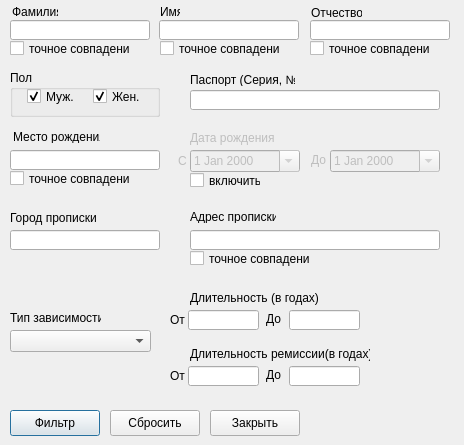
First picture: the form in filter_form.ui, repository moisizz/Rehab-Database-Client, before the edit.
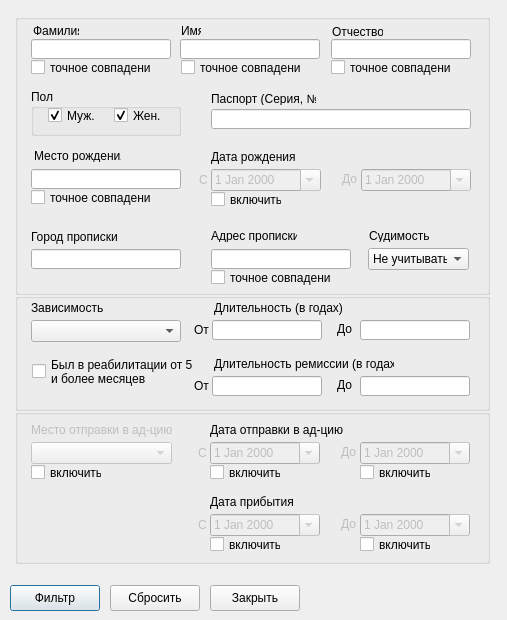
Second picture: the form after the edit. Icons and pictures are not drawn.

```diff
--- a/filter_form.ui
+++ b/filter_form.ui
@@ -6,8 +6,8 @@
    <rect>
     <x>0</x>
     <y>0</y>
-    <width>464</width>
-    <height>445</height>
+    <width>507</width>
+    <height>620</height>
    </rect>
   </property>
   <property name="windowTitle">
@@ -17,82 +17,114 @@
    <iconset resource="icons.qrc">
     <normaloff>:/icons/filter</normaloff>:/icons/filter</iconset>
   </property>
-  <widget class="QDateEdit" name="born_date_from">
-   <property name="enabled">
-    <bool>false</bool>
-   </property>
+  <widget class="QPushButton" name="filterButton">
    <property name="geometry">
     <rect>
-     <x>190</x>
-     <y>150</y>
-     <width>110</width>
-     <height>22</height>
+     <x>10</x>
+     <y>585</y>
+     <width>90</width>
+     <height>26</height>
     </rect>
    </property>
-   <property name="calendarPopup">
-    <bool>true</bool>
+   <property name="text">
+    <string>Фильтр</string>
    </property>
   </widget>
-  <widget class="QLabel" name="label">
+  <widget class="QPushButton" name="resetButton">
    <property name="geometry">
     <rect>
-     <x>160</x>
-     <y>5</y>
-     <width>20</width>
-     <height>13</height>
+     <x>110</x>
+     <y>585</y>
+     <width>90</width>
+     <height>26</height>
     </rect>
    </property>
    <property name="text">
-    <string>Имя</string>
+    <string>Сбросить</string>
    </property>
   </widget>
-  <widget class="QLabel" name="label_2">
+  <widget class="QPushButton" name="closeButton">
    <property name="geometry">
     <rect>
-     <x>12</x>
-     <y>5</y>
-     <width>46</width>
-     <height>13</height>
+     <x>210</x>
+     <y>585</y>
+     <width>90</width>
+     <height>26</height>
     </rect>
    </property>
    <property name="text">
-    <string>Фамилия</string>
+    <string>Закрыть</string>
    </property>
   </widget>
-  <widget class="QLabel" name="label_3">
+  <widget class="QGroupBox" name="groupBox">
    <property name="geometry">
     <rect>
-     <x>311</x>
-     <y>5</y>
-     <width>51</width>
-     <height>16</height>
+     <x>15</x>
+     <y>14</y>
+     <width>475</width>
+     <height>281</height>
     </rect>
    </property>
-   <property name="text">
-    <string>Отчество</string>
+   <property name="title">
+    <string/>
    </property>
-  </widget>
-  <widget class="QLabel" name="born_date_label">
+   <widget class="QLabel" name="born_date_label_from">
    <property name="enabled">
     <bool>false</bool>
    </property>
    <property name="geometry">
     <rect>
-     <x>190</x>
-     <y>130</y>
-     <width>84</width>
+      <x>184</x>
+      <y>158</y>
+      <width>12</width>
      <height>16</height>
     </rect>
    </property>
    <property name="text">
-    <string>Дата рождения</string>
+     <string>С</string>
+    </property>
+   </widget>
+   <widget class="QCheckBox" name="address_type">
+    <property name="geometry">
+     <rect>
+      <x>196</x>
+      <y>255</y>
+      <width>120</width>
+      <height>17</height>
+     </rect>
+    </property>
+    <property name="text">
+     <string>точное совпадение</string>
+    </property>
+   </widget>
+   <widget class="QLineEdit" name="first_name">
+    <property name="geometry">
+     <rect>
+      <x>165</x>
+      <y>25</y>
+      <width>140</width>
+      <height>20</height>
+     </rect>
+    </property>
+   </widget>
+   <widget class="QLabel" name="label_4">
+    <property name="geometry">
+     <rect>
+      <x>196</x>
+      <y>78</y>
+      <width>105</width>
+      <height>13</height>
+     </rect>
+    </property>
+    <property name="text">
+     <string>Паспорт (Серия, №)</string>
    </property>
   </widget>
   <widget class="QGroupBox" name="gender">
    <property name="geometry">
     <rect>
-     <x>10</x>
-     <y>70</y>
+      <x>16</x>
+      <y>75</y>
      <width>150</width>
      <height>47</height>
     </rect>
@@ -139,24 +171,150 @@
     </property>
    </widget>
   </widget>
-  <widget class="QLabel" name="address_2">
+   <widget class="QCheckBox" name="middle_name_type">
    <property name="geometry">
     <rect>
-     <x>190</x>
-     <y>210</y>
-     <width>86</width>
-     <height>13</height>
+      <x>316</x>
+      <y>45</y>
+      <width>120</width>
+      <height>17</height>
     </rect>
    </property>
    <property name="text">
-    <string>Адрес прописки</string>
+     <string>точное совпадение</string>
+    </property>
+   </widget>
+   <widget class="QDateEdit" name="born_date_from">
+    <property name="enabled">
+     <bool>false</bool>
+    </property>
+    <property name="geometry">
+     <rect>
+      <x>196</x>
+      <y>155</y>
+      <width>110</width>
+      <height>22</height>
+     </rect>
+    </property>
+    <property name="calendarPopup">
+     <bool>true</bool>
+    </property>
+   </widget>
+   <widget class="QLabel" name="born_date_label_to">
+    <property name="enabled">
+     <bool>false</bool>
+    </property>
+    <property name="geometry">
+     <rect>
+      <x>327</x>
+      <y>157</y>
+      <width>17</width>
+      <height>16</height>
+     </rect>
+    </property>
+    <property name="text">
+     <string>До</string>
+    </property>
+   </widget>
+   <widget class="QCheckBox" name="first_name_type">
+    <property name="geometry">
+     <rect>
+      <x>166</x>
+      <y>45</y>
+      <width>120</width>
+      <height>17</height>
+     </rect>
+    </property>
+    <property name="text">
+     <string>точное совпадение</string>
+    </property>
+   </widget>
+   <widget class="QCheckBox" name="last_name_type">
+    <property name="geometry">
+     <rect>
+      <x>16</x>
+      <y>45</y>
+      <width>120</width>
+      <height>17</height>
+     </rect>
+    </property>
+    <property name="text">
+     <string>точное совпадение</string>
+    </property>
+   </widget>
+   <widget class="QLineEdit" name="address">
+    <property name="geometry">
+     <rect>
+      <x>196</x>
+      <y>235</y>
+      <width>140</width>
+      <height>20</height>
+     </rect>
+    </property>
+   </widget>
+   <widget class="QLabel" name="label_9">
+    <property name="geometry">
+     <rect>
+      <x>16</x>
+      <y>215</y>
+      <width>88</width>
+      <height>16</height>
+     </rect>
+    </property>
+    <property name="text">
+     <string>Город прописки</string>
+    </property>
+   </widget>
+   <widget class="QCheckBox" name="born_place_type">
+    <property name="geometry">
+     <rect>
+      <x>16</x>
+      <y>175</y>
+      <width>120</width>
+      <height>17</height>
+     </rect>
+    </property>
+    <property name="text">
+     <string>точное совпадение</string>
+    </property>
+   </widget>
+   <widget class="QLabel" name="born_date_label">
+    <property name="enabled">
+     <bool>true</bool>
+    </property>
+    <property name="geometry">
+     <rect>
+      <x>196</x>
+      <y>135</y>
+      <width>84</width>
+      <height>16</height>
+     </rect>
+    </property>
+    <property name="text">
+     <string>Дата рождения</string>
+    </property>
+   </widget>
+   <widget class="QDateEdit" name="born_date_to">
+    <property name="enabled">
+     <bool>false</bool>
+    </property>
+    <property name="geometry">
+     <rect>
+      <x>346</x>
+      <y>155</y>
+      <width>110</width>
+      <height>22</height>
+     </rect>
+    </property>
+    <property name="calendarPopup">
+     <bool>true</bool>
    </property>
   </widget>
   <widget class="QLabel" name="label_7">
    <property name="geometry">
     <rect>
-     <x>13</x>
-     <y>130</y>
+      <x>19</x>
+      <y>135</y>
      <width>87</width>
      <height>13</height>
     </rect>
@@ -165,41 +323,47 @@
     <string>Место рождения</string>
    </property>
   </widget>
-  <widget class="QLineEdit" name="address">
-   <property name="geometry">
-    <rect>
-     <x>190</x>
-     <y>230</y>
-     <width>250</width>
-     <height>20</height>
-    </rect>
-   </property>
-  </widget>
-  <widget class="QLineEdit" name="last_name">
-   <property name="geometry">
-    <rect>
-     <x>10</x>
-     <y>20</y>
-     <width>140</width>
-     <height>20</height>
-    </rect>
-   </property>
-  </widget>
-  <widget class="QLineEdit" name="first_name">
-   <property name="geometry">
-    <rect>
-     <x>159</x>
-     <y>20</y>
-     <width>140</width>
-     <height>20</height>
-    </rect>
-   </property>
-  </widget>
   <widget class="QLineEdit" name="middle_name">
    <property name="geometry">
     <rect>
-     <x>310</x>
-     <y>20</y>
+      <x>316</x>
+      <y>25</y>
+      <width>140</width>
+      <height>20</height>
+     </rect>
+    </property>
+   </widget>
+   <widget class="QLabel" name="label_3">
+    <property name="geometry">
+     <rect>
+      <x>317</x>
+      <y>10</y>
+      <width>51</width>
+      <height>16</height>
+     </rect>
+    </property>
+    <property name="text">
+     <string>Отчество</string>
+    </property>
+   </widget>
+   <widget class="QLabel" name="label_2">
+    <property name="geometry">
+     <rect>
+      <x>18</x>
+      <y>10</y>
+      <width>46</width>
+      <height>13</height>
+     </rect>
+    </property>
+    <property name="text">
+     <string>Фамилия</string>
+    </property>
+   </widget>
+   <widget class="QLineEdit" name="last_name">
+    <property name="geometry">
+     <rect>
+      <x>16</x>
+      <y>25</y>
      <width>140</width>
      <height>20</height>
     </rect>
@@ -208,214 +372,211 @@
   <widget class="QLineEdit" name="born_place">
    <property name="geometry">
     <rect>
-     <x>10</x>
-     <y>150</y>
+      <x>16</x>
+      <y>155</y>
      <width>150</width>
      <height>20</height>
     </rect>
    </property>
   </widget>
-  <widget class="QPushButton" name="filterButton">
+   <widget class="QCheckBox" name="born_date_enabled">
    <property name="geometry">
     <rect>
-     <x>10</x>
-     <y>410</y>
-     <width>90</width>
-     <height>26</height>
+      <x>196</x>
+      <y>177</y>
+      <width>71</width>
+      <height>17</height>
     </rect>
    </property>
    <property name="text">
-    <string>Фильтр</string>
-   </property>
-   <property name="icon">
-    <iconset resource="icons.qrc">
-     <normaloff>:/icons/filter</normaloff>:/icons/filter</iconset>
-   </property>
-  </widget>
-  <widget class="QPushButton" name="resetButton">
+     <string>включить</string>
+    </property>
+   </widget>
+   <widget class="QLineEdit" name="passport">
+    <property name="geometry">
+     <rect>
+      <x>196</x>
+      <y>95</y>
+      <width>260</width>
+      <height>20</height>
+     </rect>
+    </property>
+    <property name="inputMask">
+     <string/>
+    </property>
+    <property name="text">
+     <string/>
+    </property>
+   </widget>
+   <widget class="QLabel" name="address_2">
    <property name="geometry">
     <rect>
-     <x>110</x>
-     <y>410</y>
-     <width>90</width>
-     <height>26</height>
+      <x>196</x>
+      <y>215</y>
+      <width>86</width>
+      <height>13</height>
     </rect>
    </property>
    <property name="text">
-    <string>Сбросить</string>
-   </property>
-   <property name="icon">
-    <iconset resource="icons.qrc">
-     <normaloff>:/icons/refresh</normaloff>:/icons/refresh</iconset>
-   </property>
-  </widget>
-  <widget class="QPushButton" name="closeButton">
+     <string>Адрес прописки</string>
+    </property>
+   </widget>
+   <widget class="QLabel" name="label">
+    <property name="geometry">
+     <rect>
+      <x>166</x>
+      <y>10</y>
+      <width>20</width>
+      <height>13</height>
+     </rect>
+    </property>
+    <property name="text">
+     <string>Имя</string>
+    </property>
+   </widget>
+   <widget class="QLineEdit" name="address_city">
    <property name="geometry">
     <rect>
-     <x>210</x>
-     <y>410</y>
-     <width>90</width>
-     <height>26</height>
-    </rect>
-   </property>
+      <x>16</x>
+      <y>235</y>
+      <width>150</width>
+      <height>20</height>
+     </rect>
+    </property>
+   </widget>
+   <widget class="QComboBox" name="conviction">
+    <property name="geometry">
+     <rect>
+      <x>353</x>
+      <y>234</y>
+      <width>101</width>
+      <height>22</height>
+     </rect>
+    </property>
+    <item>
    <property name="text">
-    <string>Закрыть</string>
-   </property>
-  </widget>
+      <string>Не учитывать</string>
+     </property>
+    </item>
+    <item>
+     <property name="text">
+      <string>Есть</string>
+     </property>
+    </item>
+    <item>
+     <property name="text">
+      <string>Нет</string>
+     </property>
+    </item>
+   </widget>
+   <widget class="QLabel" name="address_3">
+    <property name="geometry">
+     <rect>
+      <x>354</x>
+      <y>215</y>
+      <width>60</width>
+      <height>13</height>
+     </rect>
+    </property>
+    <property name="text">
+     <string>Судимость</string>
+    </property>
+   </widget>
+  </widget>
+  <widget class="QGroupBox" name="groupBox_2">
+   <property name="geometry">
+    <rect>
+     <x>15</x>
+     <y>293</y>
+     <width>475</width>
+     <height>118</height>
+    </rect>
+   </property>
+   <property name="title">
+    <string/>
+   </property>
   <widget class="QLabel" name="label_10">
    <property name="geometry">
     <rect>
-     <x>10</x>
-     <y>310</y>
+      <x>16</x>
+      <y>7</y>
      <width>91</width>
      <height>16</height>
     </rect>
    </property>
    <property name="text">
-    <string>Тип зависимости</string>
-   </property>
-  </widget>
-  <widget class="QLabel" name="born_date_label_from">
-   <property name="enabled">
-    <bool>false</bool>
-   </property>
+     <string>Зависимость</string>
+    </property>
+   </widget>
+   <widget class="QLineEdit" name="remission_from">
    <property name="geometry">
     <rect>
-     <x>178</x>
-     <y>153</y>
-     <width>12</width>
-     <height>16</height>
-    </rect>
-   </property>
-   <property name="text">
-    <string>С</string>
-   </property>
-  </widget>
-  <widget class="QLabel" name="born_date_label_to">
-   <property name="enabled">
-    <bool>false</bool>
-   </property>
-   <property name="geometry">
-    <rect>
-     <x>311</x>
-     <y>152</y>
-     <width>17</width>
-     <height>16</height>
-    </rect>
-   </property>
-   <property name="text">
-    <string>До</string>
-   </property>
-  </widget>
-  <widget class="QDateEdit" name="born_date_to">
-   <property name="enabled">
-    <bool>false</bool>
-   </property>
-   <property name="geometry">
-    <rect>
-     <x>330</x>
-     <y>150</y>
+      <x>197</x>
+      <y>83</y>
      <width>110</width>
-     <height>22</height>
-    </rect>
-   </property>
-   <property name="calendarPopup">
-    <bool>true</bool>
-   </property>
-  </widget>
-  <widget class="QLabel" name="label_9">
-   <property name="geometry">
-    <rect>
-     <x>10</x>
-     <y>210</y>
-     <width>88</width>
-     <height>16</height>
-    </rect>
-   </property>
-   <property name="text">
-    <string>Город прописки</string>
-   </property>
-  </widget>
-  <widget class="QLineEdit" name="address_city">
-   <property name="geometry">
-    <rect>
-     <x>10</x>
-     <y>230</y>
-     <width>150</width>
      <height>20</height>
     </rect>
    </property>
-  </widget>
-  <widget class="QCheckBox" name="born_place_type">
-   <property name="geometry">
-    <rect>
-     <x>10</x>
-     <y>170</y>
-     <width>120</width>
-     <height>17</height>
-    </rect>
+    <property name="inputMask">
+     <string>####; </string>
    </property>
    <property name="text">
-    <string>точное совпадение</string>
-   </property>
-  </widget>
-  <widget class="QCheckBox" name="last_name_type">
-   <property name="geometry">
-    <rect>
-     <x>10</x>
-     <y>40</y>
-     <width>120</width>
-     <height>17</height>
-    </rect>
-   </property>
-   <property name="text">
-    <string>точное совпадение</string>
-   </property>
-  </widget>
-  <widget class="QCheckBox" name="first_name_type">
+     <string/>
+    </property>
+   </widget>
+   <widget class="QLabel" name="born_date_label_from_5">
+    <property name="enabled">
+     <bool>true</bool>
+    </property>
    <property name="geometry">
     <rect>
-     <x>160</x>
-     <y>40</y>
-     <width>120</width>
-     <height>17</height>
+      <x>179</x>
+      <y>85</y>
+      <width>15</width>
+      <height>16</height>
     </rect>
    </property>
    <property name="text">
-    <string>точное совпадение</string>
-   </property>
-  </widget>
-  <widget class="QCheckBox" name="middle_name_type">
+     <string>От</string>
+    </property>
+   </widget>
+   <widget class="QLabel" name="born_date_label_from_3">
+    <property name="enabled">
+     <bool>true</bool>
+    </property>
    <property name="geometry">
     <rect>
-     <x>310</x>
-     <y>40</y>
-     <width>120</width>
-     <height>17</height>
+      <x>267</x>
+      <y>30</y>
+      <width>20</width>
+      <height>16</height>
     </rect>
    </property>
    <property name="text">
-    <string>точное совпадение</string>
-   </property>
-  </widget>
-  <widget class="QCheckBox" name="address_type">
+     <string/>
+    </property>
+   </widget>
+   <widget class="QLabel" name="born_date_label_from_2">
+    <property name="enabled">
+     <bool>true</bool>
+    </property>
    <property name="geometry">
     <rect>
-     <x>190</x>
-     <y>250</y>
-     <width>120</width>
-     <height>17</height>
+      <x>179</x>
+      <y>29</y>
+      <width>15</width>
+      <height>16</height>
     </rect>
    </property>
    <property name="text">
-    <string>точное совпадение</string>
+     <string>От</string>
    </property>
   </widget>
   <widget class="QLabel" name="label_11">
    <property name="geometry">
     <rect>
-     <x>190</x>
-     <y>290</y>
+      <x>199</x>
+      <y>7</y>
      <width>136</width>
      <height>16</height>
     </rect>
@@ -424,35 +585,51 @@
     <string>Длительность (в годах)</string>
    </property>
   </widget>
+   <widget class="QLabel" name="label_12">
+    <property name="geometry">
+     <rect>
+      <x>199</x>
+      <y>63</y>
+      <width>180</width>
+      <height>16</height>
+     </rect>
+    </property>
+    <property name="text">
+     <string>Длительность ремиссии (в годах)</string>
+    </property>
+   </widget>
+   <widget class="QLabel" name="born_date_label_from_4">
+    <property name="enabled">
+     <bool>true</bool>
+    </property>
+    <property name="geometry">
+     <rect>
+      <x>322</x>
+      <y>28</y>
+      <width>15</width>
+      <height>16</height>
+     </rect>
+    </property>
+    <property name="text">
+     <string>До</string>
+    </property>
+   </widget>
   <widget class="QComboBox" name="addiction_type">
    <property name="geometry">
     <rect>
-     <x>10</x>
-     <y>330</y>
-     <width>141</width>
+      <x>16</x>
+      <y>27</y>
+      <width>150</width>
      <height>22</height>
     </rect>
    </property>
   </widget>
-  <widget class="QCheckBox" name="born_date_enabled">
-   <property name="geometry">
-    <rect>
-     <x>190</x>
-     <y>172</y>
-     <width>71</width>
-     <height>17</height>
-    </rect>
-   </property>
-   <property name="text">
-    <string>включить</string>
-   </property>
-  </widget>
   <widget class="QLineEdit" name="addiction_duration_from">
    <property name="geometry">
     <rect>
-     <x>188</x>
-     <y>310</y>
-     <width>71</width>
+      <x>197</x>
+      <y>27</y>
+      <width>110</width>
      <height>20</height>
     </rect>
    </property>
@@ -466,9 +643,9 @@
   <widget class="QLineEdit" name="addiction_duration_to">
    <property name="geometry">
     <rect>
-     <x>289</x>
-     <y>310</y>
-     <width>71</width>
+      <x>345</x>
+      <y>27</y>
+      <width>110</width>
      <height>20</height>
     </rect>
    </property>
@@ -479,120 +656,14 @@
     <string/>
    </property>
   </widget>
-  <widget class="QLabel" name="born_date_label_from_2">
-   <property name="enabled">
-    <bool>true</bool>
-   </property>
-   <property name="geometry">
-    <rect>
-     <x>170</x>
-     <y>312</y>
-     <width>15</width>
-     <height>16</height>
-    </rect>
-   </property>
-   <property name="text">
-    <string>От</string>
-   </property>
-  </widget>
-  <widget class="QLabel" name="born_date_label_from_3">
-   <property name="enabled">
-    <bool>true</bool>
-   </property>
-   <property name="geometry">
-    <rect>
-     <x>258</x>
-     <y>313</y>
-     <width>20</width>
-     <height>16</height>
-    </rect>
-   </property>
-   <property name="text">
-    <string/>
-   </property>
-  </widget>
-  <widget class="QLabel" name="born_date_label_from_4">
-   <property name="enabled">
-    <bool>true</bool>
-   </property>
-   <property name="geometry">
-    <rect>
-     <x>266</x>
-     <y>311</y>
-     <width>15</width>
-     <height>16</height>
-    </rect>
-   </property>
-   <property name="text">
-    <string>До</string>
-   </property>
-  </widget>
-  <widget class="QLabel" name="label_4">
-   <property name="geometry">
-    <rect>
-     <x>190</x>
-     <y>73</y>
-     <width>105</width>
-     <height>13</height>
-    </rect>
-   </property>
-   <property name="text">
-    <string>Паспорт (Серия, №)</string>
-   </property>
-  </widget>
-  <widget class="QLineEdit" name="passport">
-   <property name="geometry">
-    <rect>
-     <x>190</x>
-     <y>90</y>
-     <width>250</width>
-     <height>20</height>
-    </rect>
-   </property>
-   <property name="inputMask">
-    <string/>
-   </property>
-   <property name="text">
-    <string/>
-   </property>
-  </widget>
-  <widget class="QLabel" name="born_date_label_from_5">
-   <property name="enabled">
-    <bool>true</bool>
-   </property>
-   <property name="geometry">
-    <rect>
-     <x>170</x>
-     <y>368</y>
-     <width>15</width>
-     <height>16</height>
-    </rect>
-   </property>
-   <property name="text">
-    <string>От</string>
-   </property>
-  </widget>
-  <widget class="QLabel" name="label_12">
-   <property name="geometry">
-    <rect>
-     <x>190</x>
-     <y>346</y>
-     <width>180</width>
-     <height>16</height>
-    </rect>
-   </property>
-   <property name="text">
-    <string>Длительность ремиссии(в годах)</string>
-   </property>
-  </widget>
   <widget class="QLabel" name="born_date_label_from_6">
    <property name="enabled">
     <bool>true</bool>
    </property>
    <property name="geometry">
     <rect>
-     <x>266</x>
-     <y>367</y>
+      <x>322</x>
+      <y>84</y>
      <width>15</width>
      <height>16</height>
     </rect>
@@ -601,28 +672,12 @@
     <string>До</string>
    </property>
   </widget>
-  <widget class="QLineEdit" name="remission_from">
-   <property name="geometry">
-    <rect>
-     <x>188</x>
-     <y>366</y>
-     <width>71</width>
-     <height>20</height>
-    </rect>
-   </property>
-   <property name="inputMask">
-    <string>####; </string>
-   </property>
-   <property name="text">
-    <string/>
-   </property>
-  </widget>
   <widget class="QLineEdit" name="remission_to">
    <property name="geometry">
     <rect>
-     <x>289</x>
-     <y>366</y>
-     <width>71</width>
+      <x>345</x>
+      <y>83</y>
+      <width>110</width>
      <height>20</height>
     </rect>
    </property>
@@ -632,6 +687,288 @@
    <property name="text">
     <string/>
    </property>
+   </widget>
+   <widget class="QCheckBox" name="reabilitation">
+    <property name="geometry">
+     <rect>
+      <x>17</x>
+      <y>58</y>
+      <width>190</width>
+      <height>41</height>
+     </rect>
+    </property>
+    <property name="text">
+     <string>Был в реабилитации от 5
+и более месяцев</string>
+    </property>
+   </widget>
+  </widget>
+  <widget class="QGroupBox" name="groupBox_3">
+   <property name="geometry">
+    <rect>
+     <x>15</x>
+     <y>409</y>
+     <width>475</width>
+     <height>155</height>
+    </rect>
+   </property>
+   <property name="title">
+    <string/>
+   </property>
+   <widget class="QLabel" name="born_date_label_2">
+    <property name="enabled">
+     <bool>true</bool>
+    </property>
+    <property name="geometry">
+     <rect>
+      <x>195</x>
+      <y>13</y>
+      <width>150</width>
+      <height>16</height>
+     </rect>
+    </property>
+    <property name="text">
+     <string>Дата отправки в ад-цию</string>
+    </property>
+   </widget>
+   <widget class="QDateEdit" name="send_date_from">
+    <property name="enabled">
+     <bool>false</bool>
+    </property>
+    <property name="geometry">
+     <rect>
+      <x>195</x>
+      <y>33</y>
+      <width>110</width>
+      <height>22</height>
+     </rect>
+    </property>
+    <property name="calendarPopup">
+     <bool>true</bool>
+    </property>
+   </widget>
+   <widget class="QLabel" name="send_date_from_label">
+    <property name="enabled">
+     <bool>false</bool>
+    </property>
+    <property name="geometry">
+     <rect>
+      <x>183</x>
+      <y>36</y>
+      <width>12</width>
+      <height>16</height>
+     </rect>
+    </property>
+    <property name="text">
+     <string>С</string>
+    </property>
+   </widget>
+   <widget class="QLabel" name="arrive_date_from_label">
+    <property name="enabled">
+     <bool>false</bool>
+    </property>
+    <property name="geometry">
+     <rect>
+      <x>183</x>
+      <y>108</y>
+      <width>12</width>
+      <height>16</height>
+     </rect>
+    </property>
+    <property name="text">
+     <string>С</string>
+    </property>
+   </widget>
+   <widget class="QDateEdit" name="arrive_date_to">
+    <property name="enabled">
+     <bool>false</bool>
+    </property>
+    <property name="geometry">
+     <rect>
+      <x>345</x>
+      <y>105</y>
+      <width>110</width>
+      <height>22</height>
+     </rect>
+    </property>
+    <property name="calendarPopup">
+     <bool>true</bool>
+    </property>
+   </widget>
+   <widget class="QCheckBox" name="arrive_date_from_enable">
+    <property name="geometry">
+     <rect>
+      <x>195</x>
+      <y>127</y>
+      <width>71</width>
+      <height>17</height>
+     </rect>
+    </property>
+    <property name="text">
+     <string>включить</string>
+    </property>
+   </widget>
+   <widget class="QCheckBox" name="send_address_enable">
+    <property name="geometry">
+     <rect>
+      <x>16</x>
+      <y>55</y>
+      <width>71</width>
+      <height>17</height>
+     </rect>
+    </property>
+    <property name="text">
+     <string>включить</string>
+    </property>
+   </widget>
+   <widget class="QLabel" name="arrive_date_to_label">
+    <property name="enabled">
+     <bool>false</bool>
+    </property>
+    <property name="geometry">
+     <rect>
+      <x>326</x>
+      <y>107</y>
+      <width>17</width>
+      <height>16</height>
+     </rect>
+    </property>
+    <property name="text">
+     <string>До</string>
+    </property>
+   </widget>
+   <widget class="QDateEdit" name="send_date_to">
+    <property name="enabled">
+     <bool>false</bool>
+    </property>
+    <property name="geometry">
+     <rect>
+      <x>345</x>
+      <y>33</y>
+      <width>110</width>
+      <height>22</height>
+     </rect>
+    </property>
+    <property name="calendarPopup">
+     <bool>true</bool>
+    </property>
+   </widget>
+   <widget class="QDateEdit" name="arrive_date_from">
+    <property name="enabled">
+     <bool>false</bool>
+    </property>
+    <property name="geometry">
+     <rect>
+      <x>195</x>
+      <y>105</y>
+      <width>110</width>
+      <height>22</height>
+     </rect>
+    </property>
+    <property name="calendarPopup">
+     <bool>true</bool>
+    </property>
+   </widget>
+   <widget class="QCheckBox" name="send_date_from_enable">
+    <property name="geometry">
+     <rect>
+      <x>195</x>
+      <y>55</y>
+      <width>71</width>
+      <height>17</height>
+     </rect>
+    </property>
+    <property name="text">
+     <string>включить</string>
+    </property>
+   </widget>
+   <widget class="QComboBox" name="send_address">
+    <property name="enabled">
+     <bool>false</bool>
+    </property>
+    <property name="geometry">
+     <rect>
+      <x>16</x>
+      <y>33</y>
+      <width>141</width>
+      <height>22</height>
+     </rect>
+    </property>
+   </widget>
+   <widget class="QCheckBox" name="arrive_date_to_enable">
+    <property name="geometry">
+     <rect>
+      <x>345</x>
+      <y>127</y>
+      <width>71</width>
+      <height>17</height>
+     </rect>
+    </property>
+    <property name="text">
+     <string>включить</string>
+    </property>
+   </widget>
+   <widget class="QLabel" name="send_address_label">
+    <property name="enabled">
+     <bool>false</bool>
+    </property>
+    <property name="geometry">
+     <rect>
+      <x>16</x>
+      <y>13</y>
+      <width>160</width>
+      <height>16</height>
+     </rect>
+    </property>
+    <property name="text">
+     <string>Место отправки в ад-цию</string>
+    </property>
+   </widget>
+   <widget class="QLabel" name="born_date_label_3">
+    <property name="enabled">
+     <bool>true</bool>
+    </property>
+    <property name="geometry">
+     <rect>
+      <x>195</x>
+      <y>85</y>
+      <width>86</width>
+      <height>16</height>
+     </rect>
+    </property>
+    <property name="text">
+     <string>Дата прибытия</string>
+    </property>
+   </widget>
+   <widget class="QCheckBox" name="send_date_to_enable">
+    <property name="geometry">
+     <rect>
+      <x>345</x>
+      <y>55</y>
+      <width>71</width>
+      <height>17</height>
+     </rect>
+    </property>
+    <property name="text">
+     <string>включить</string>
+    </property>
+   </widget>
+   <widget class="QLabel" name="send_date_to_label">
+    <property name="enabled">
+     <bool>false</bool>
+    </property>
+    <property name="geometry">
+     <rect>
+      <x>326</x>
+      <y>35</y>
+      <width>17</width>
+      <height>16</height>
+     </rect>
+    </property>
+    <property name="text">
+     <string>До</string>
+    </property>
+   </widget>
   </widget>
  </widget>
  <tabstops>
```
Left out of the diff: 23 changed lines with no effect on the pictures. Lines whose indentation alone changed are shown as unchanged.
